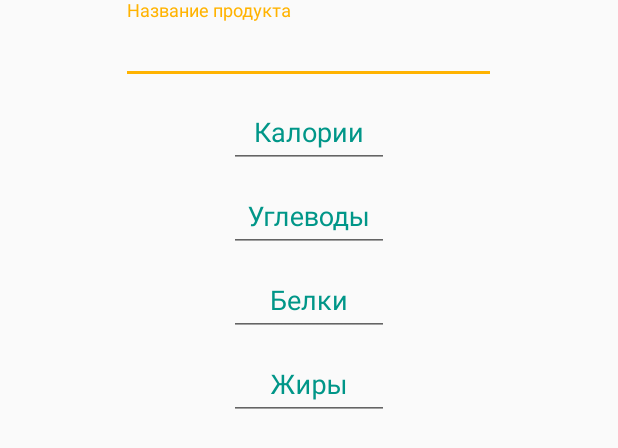
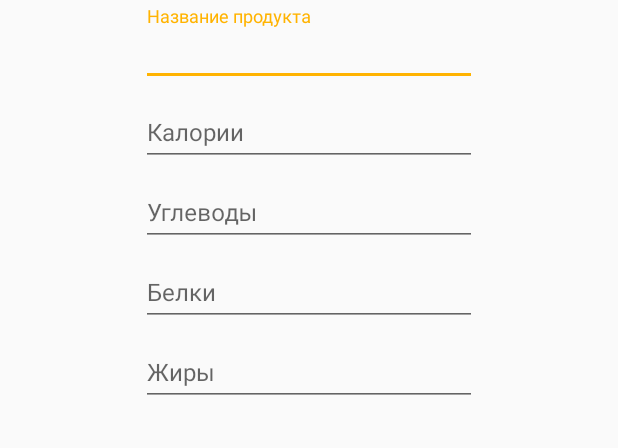
Before and after one commit to EDlGER/Diary-Nutrition, an Android app: the layout dialog_add_food.xml on its own in the app's theme, with its tools: preview values and no code run, on a phone screen of 412 x 824 dp. Shown: the top 448 px of the screen. Run offline under Robolectric (Android 15) with nearby library versions, the light colour scheme and no system bars.

Commit message:
PieChart

```diff
--- a/DiaryNutrition/app/src/main/java/ediger/diarynutrition/fragments/DiaryFragment.java
+++ b/DiaryNutrition/app/src/main/java/ediger/diarynutrition/fragments/DiaryFragment.java
@@ -51,7 +51,6 @@ public class DiaryFragment extends Fragment implements
     private long date;
     private Calendar nowto;
     private Calendar today = Calendar.getInstance();
-    private SimpleDateFormat dateFormat = new SimpleDateFormat("d MMMM yyyy", Locale.getDefault());
     private RecordAdapter recordAdapter;
     private ExpandableListView listRecord;
     private CardView dayStat;
@@ -80,8 +79,7 @@ public class DiaryFragment extends Fragment implements
 
         final SimpleDateFormat dateFormat = new SimpleDateFormat("d MMMM yyyy", Locale.getDefault());
 
-        if (!getUserVisibleHint())
-        {
+        if (!getUserVisibleHint()) {
             return;
         }
 
--- a/DiaryNutrition/app/src/main/res/layout/dialog_add_food.xml
+++ b/DiaryNutrition/app/src/main/res/layout/dialog_add_food.xml
@@ -10,16 +10,16 @@
         android:layout_height="wrap_content"
         android:id="@+id/nameInputLayout"
         android:hint="@string/dialog_name_f"
-        android:textColorHint="@color/colorPrimary"
-        android:layout_gravity="center_horizontal">
+        android:layout_gravity="center_horizontal"
+        android:layout_marginTop="4dp">
 
         <EditText
             android:layout_width="wrap_content"
             android:layout_height="wrap_content"
             android:id="@+id/txtNameF"
             android:maxLength="25"
-            android:width="250dp"
-            android:textSize="18sp"
+            android:ems="12"
+            android:textSize="16sp"
             android:singleLine="true"
             android:layout_marginTop="10dp"
             android:shadowColor="@color/colorPrimary" />
@@ -31,18 +31,16 @@
         android:layout_height="wrap_content"
         android:id="@+id/calInputLayout"
         android:hint="@string/dialog_cal_f"
-        android:textColorHint="@color/colorPrimary"
         android:layout_gravity="center_horizontal">
 
         <EditText
             android:layout_width="wrap_content"
             android:layout_height="wrap_content"
             android:inputType="numberDecimal"
-            android:ems="5"
+            android:ems="12"
             android:id="@+id/txtCalF"
             android:maxLength="4"
-            android:textSize="18sp"
-            android:gravity="center"/>
+            android:textSize="16sp" />
 
     </android.support.design.widget.TextInputLayout>
 
@@ -52,18 +50,16 @@
         android:layout_height="wrap_content"
         android:id="@+id/carboInputLayout"
         android:hint="@string/dialog_carbo_f"
-        android:textColorHint="@color/colorPrimary"
         android:layout_gravity="center_horizontal">
 
         <EditText
             android:layout_width="wrap_content"
             android:layout_height="wrap_content"
             android:inputType="numberDecimal"
-            android:ems="5"
+            android:ems="12"
             android:id="@+id/txtCarboF"
-            android:textSize="18sp"
-            android:maxLength="4"
-            android:gravity="center" />
+            android:textSize="16sp"
+            android:maxLength="4" />
 
     </android.support.design.widget.TextInputLayout>
 
@@ -73,18 +69,16 @@
         android:layout_height="wrap_content"
         android:id="@+id/protInputLayout"
         android:hint="@string/dialog_prot_f"
-        android:textColorHint="@color/colorPrimary"
         android:layout_gravity="center_horizontal">
 
         <EditText
             android:layout_width="wrap_content"
             android:layout_height="wrap_content"
             android:inputType="numberDecimal"
-            android:ems="5"
+            android:ems="12"
             android:id="@+id/txtProtF"
-            android:textSize="18sp"
-            android:maxLength="4"
-            android:gravity="center"/>
+            android:textSize="16sp"
+            android:maxLength="4" />
 
     </android.support.design.widget.TextInputLayout>
 
@@ -94,18 +88,16 @@
         android:layout_height="wrap_content"
         android:id="@+id/fatInputLayout"
         android:hint="@string/dialog_fat_f"
-        android:textColorHint="@color/colorPrimary"
         android:layout_gravity="center_horizontal">
 
         <EditText
             android:layout_width="wrap_content"
             android:layout_height="wrap_content"
             android:inputType="numberDecimal"
-            android:ems="5"
+            android:ems="12"
             android:id="@+id/txtFatF"
-            android:textSize="18sp"
-            android:maxLength="4"
-            android:gravity="center"/>
+            android:textSize="16sp"
+            android:maxLength="4" />
 
     </android.support.design.widget.TextInputLayout>
 </LinearLayout>
--- a/DiaryNutrition/app/src/main/res/values/strings.xml
+++ b/DiaryNutrition/app/src/main/res/values/strings.xml
@@ -8,6 +8,7 @@
     <string name="title_sec1">Дневник</string>
     <string name="title_sec2">Настройки</string>
     <string name="title_sec3">Котроль веса</string>
+    <string name="title_sec4">Сводка дня</string>
     <string name="tittle_search">Поиск продукта</string>
 
     <string name="record_card_info1">Запланировано</string>
--- a/DiaryNutrition/app/src/main/res/values/styles.xml
+++ b/DiaryNutrition/app/src/main/res/values/styles.xml
@@ -6,6 +6,7 @@
         <item name="colorPrimary">@color/colorPrimary</item>
         <item name="colorPrimaryDark">@color/colorPrimaryDark</item>
         <item name="colorAccent">@color/colorAccent</item>
+
     </style>
 
     <style name="AppTheme.NoActionBar">
```
Also changed, not shown: DiaryNutrition/app/src/main/java/ediger/diarynutrition/MainActivity.java (+5 -4 lines), DiaryNutrition/app/src/main/java/ediger/diarynutrition/fragments/SummaryFragment.java (added, +163 -0 lines), DiaryNutrition/app/src/main/res/layout/fragment_summary.xml (added, +26 -0 lines), DiaryNutrition/app/src/main/res/menu/activity_main_drawer.xml (+6 -14 lines), DiaryNutrition/app/src/main/res/drawable/ic_pie_chart_black.png (added).
